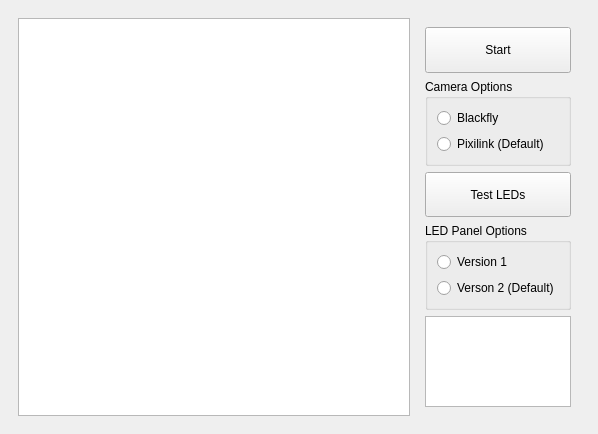
This is src/skeleton/capture.ui in palimpsest-pursuers/capturing as Qt 5 draws it before an edit. The edited form follows.
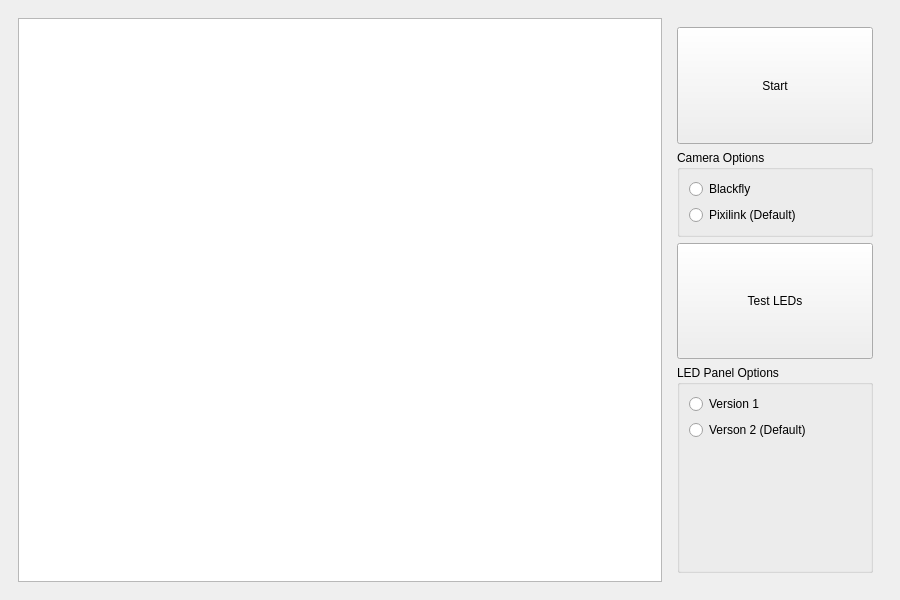
This is the edited form. The open tabs and pages were chosen to show the change. Icons and pictures are not drawn.

Commit message: adding all our other logos and such

```diff
--- a/src/skeleton/capture.ui
+++ b/src/skeleton/capture.ui
@@ -6,8 +6,8 @@
    <rect>
     <x>0</x>
     <y>0</y>
-    <width>598</width>
-    <height>434</height>
+    <width>900</width>
+    <height>600</height>
    </rect>
   </property>
   <property name="sizePolicy">
@@ -16,6 +16,12 @@
     <verstretch>0</verstretch>
    </sizepolicy>
   </property>
+  <property name="minimumSize">
+   <size>
+    <width>500</width>
+    <height>400</height>
+   </size>
+  </property>
   <property name="windowTitle">
    <string>MainWindow</string>
   </property>
@@ -155,19 +161,80 @@
                    </property>
                   </widget>
                  </item>
+                 <item>
+                  <spacer name="verticalSpacer">
+                   <property name="orientation">
+                    <enum>Qt::Vertical</enum>
+                   </property>
+                   <property name="sizeType">
+                    <enum>QSizePolicy::MinimumExpanding</enum>
+                   </property>
+                   <property name="sizeHint" stdset="0">
+                    <size>
+                     <width>20</width>
+                     <height>40</height>
+                    </size>
+                   </property>
+                  </spacer>
+                 </item>
+                 <item>
+                  <layout class="QHBoxLayout" name="LogoLayout">
+                   <item>
+                    <spacer name="horizontalSpacer_24">
+                     <property name="orientation">
+                      <enum>Qt::Horizontal</enum>
+                     </property>
+                     <property name="sizeType">
+                      <enum>QSizePolicy::Minimum</enum>
+                     </property>
+                     <property name="sizeHint" stdset="0">
+                      <size>
+                       <width>10</width>
+                       <height>20</height>
+                      </size>
+                     </property>
+                    </spacer>
+                   </item>
+                   <item>
+                    <widget class="QLabel" name="RITLogo">
+                     <property name="minimumSize">
+                      <size>
+                       <width>144</width>
+                       <height>75</height>
+                      </size>
+                     </property>
+                     <property name="text">
+                      <string/>
+                     </property>
+                     <property name="pixmap">
+                      <pixmap>imgs/RIT_RGB_hor.png</pixmap>
+                     </property>
+                     <property name="scaledContents">
+                      <bool>true</bool>
+                     </property>
+                    </widget>
+                   </item>
+                   <item>
+                    <spacer name="horizontalSpacer_25">
+                     <property name="orientation">
+                      <enum>Qt::Horizontal</enum>
+                     </property>
+                     <property name="sizeType">
+                      <enum>QSizePolicy::Minimum</enum>
+                     </property>
+                     <property name="sizeHint" stdset="0">
+                      <size>
+                       <width>10</width>
+                       <height>20</height>
+                      </size>
+                     </property>
+                    </spacer>
+                   </item>
+                  </layout>
+                 </item>
                 </layout>
                </widget>
               </item>
-              <item>
-               <widget class="QGraphicsView" name="brandingView">
-                <property name="sizePolicy">
-                 <sizepolicy hsizetype="Expanding" vsizetype="Expanding">
-                  <horstretch>1</horstretch>
-                  <verstretch>2</verstretch>
-                 </sizepolicy>
-                </property>
-               </widget>
-              </item>
              </layout>
             </widget>
            </item>
```
Left out of the diff: 44 changed lines with no effect on the pictures. The commit also changes 2 other files.
